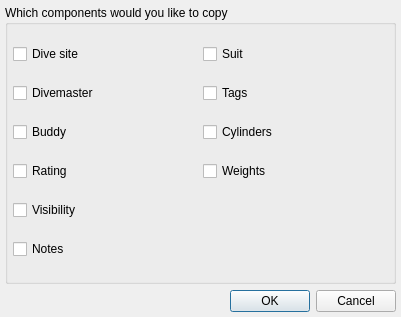
First picture: the form in desktop-widgets/divecomponentselection.ui, repository subsurface/subsurface, before the edit.
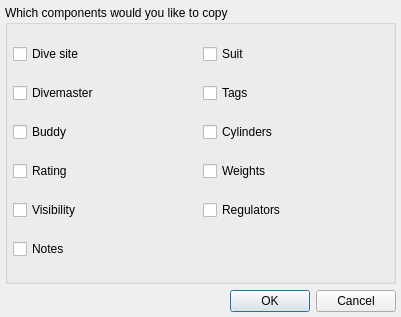
Second picture: the form after the edit. Icons and pictures are not drawn.

Commit message: Add regulators as new equipment items. Implementing basic tracking functionallity. Work in progress. This commit lacks the following features: - Extended import and export - Dive planner integration - Local and cloud save/load

```diff
--- a/desktop-widgets/divecomponentselection.ui
+++ b/desktop-widgets/divecomponentselection.ui
@@ -137,6 +137,13 @@
         </property>
        </widget>
       </item>
+      <item row="5" column="1">
+       <widget class="QCheckBox" name="regulators">
+        <property name="text">
+         <string>Regulators</string>
+        </property>
+       </widget>
+      </item>
      </layout>
     </widget>
    </item>
```
The commit also changes 16 other files.
